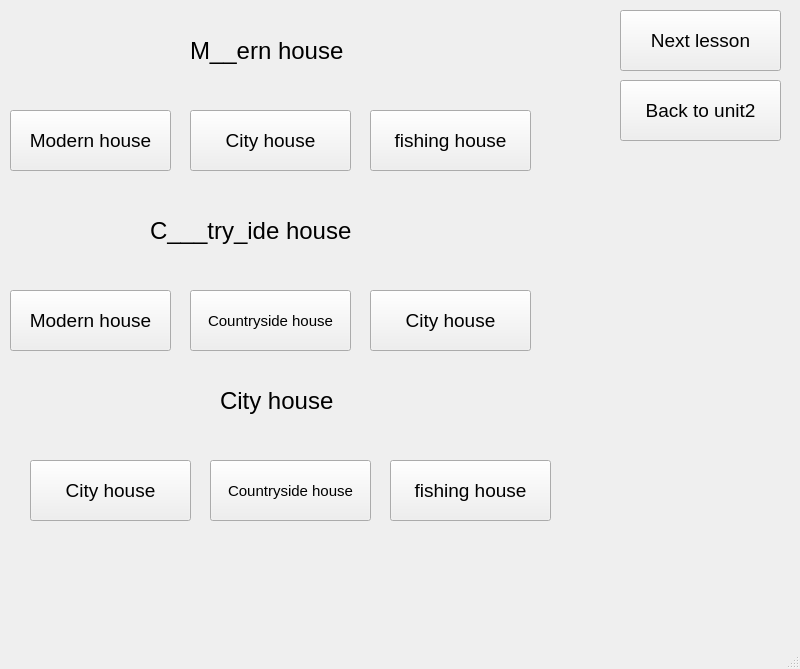
This is SPCK/Gui/house5.ui in trongphuc1/TL-C4K-PTI01- as Qt 5 draws it before an edit. The edited form follows.
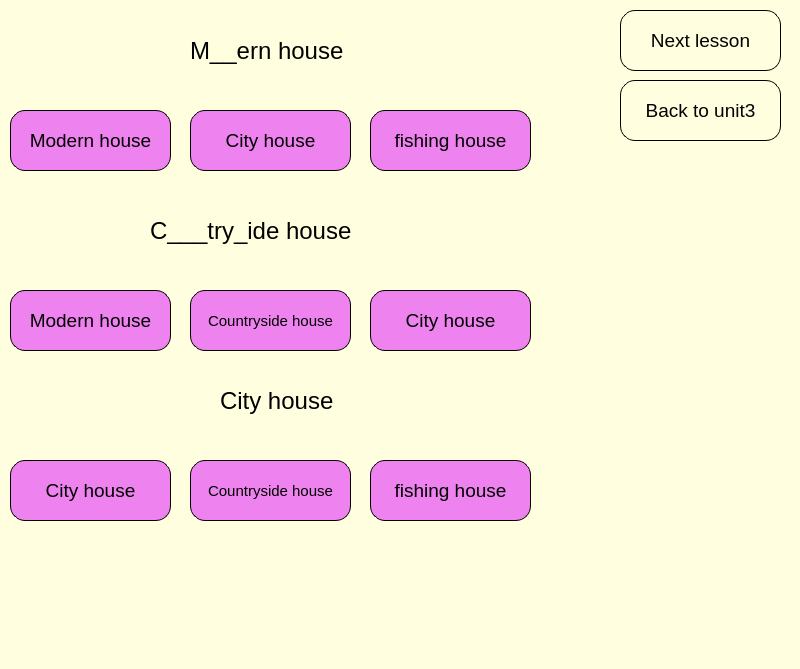
This is the edited form.

What changed in the file:
```diff
--- a/SPCK/Gui/house5.ui
+++ b/SPCK/Gui/house5.ui
@@ -13,6 +13,10 @@
   <property name="windowTitle">
    <string>MainWindow</string>
   </property>
+  <property name="styleSheet">
+   <string notr="true">
+    background-color:lightyellow;</string>
+  </property>
   <widget class="QWidget" name="centralwidget">
    <widget class="QLabel" name="label_4">
     <property name="geometry">
@@ -46,6 +50,12 @@
       <pointsize>14</pointsize>
      </font>
     </property>
+    <property name="styleSheet">
+     <string notr="true">    border-radius: 15px;
+    border: 1px solid black;
+    padding: 5px;
+    background-color:violet;</string>
+    </property>
     <property name="text">
      <string>City house</string>
     </property>
@@ -64,6 +74,12 @@
       <pointsize>14</pointsize>
      </font>
     </property>
+    <property name="styleSheet">
+     <string notr="true">    border-radius: 15px;
+    border: 1px solid black;
+    padding: 5px;
+    background-color:violet;</string>
+    </property>
     <property name="text">
      <string>fishing house</string>
     </property>
@@ -82,6 +98,12 @@
       <pointsize>14</pointsize>
      </font>
     </property>
+    <property name="styleSheet">
+     <string notr="true">    border-radius: 15px;
+    border: 1px solid black;
+    padding: 5px;
+    background-color:violet;</string>
+    </property>
     <property name="text">
      <string>Modern house</string>
     </property>
@@ -100,6 +122,12 @@
       <pointsize>14</pointsize>
      </font>
     </property>
+    <property name="styleSheet">
+     <string notr="true">    border-radius: 15px;
+    border: 1px solid black;
+    padding: 5px;
+    background-color:violet;</string>
+    </property>
     <property name="text">
      <string>City house</string>
     </property>
@@ -118,6 +146,12 @@
       <pointsize>14</pointsize>
      </font>
     </property>
+    <property name="styleSheet">
+     <string notr="true">    border-radius: 15px;
+    border: 1px solid black;
+    padding: 5px;
+    background-color:violet;</string>
+    </property>
     <property name="text">
      <string>Modern house</string>
     </property>
@@ -154,6 +188,12 @@
       <pointsize>11</pointsize>
      </font>
     </property>
+    <property name="styleSheet">
+     <string notr="true">    border-radius: 15px;
+    border: 1px solid black;
+    padding: 5px;
+    background-color:violet;</string>
+    </property>
     <property name="text">
      <string>Countryside house</string>
     </property>
@@ -161,7 +201,7 @@
    <widget class="QPushButton" name="pushButton_12">
     <property name="geometry">
      <rect>
-      <x>390</x>
+      <x>370</x>
       <y>460</y>
       <width>161</width>
       <height>61</height>
@@ -172,6 +212,12 @@
       <pointsize>14</pointsize>
      </font>
     </property>
+    <property name="styleSheet">
+     <string notr="true">    border-radius: 15px;
+    border: 1px solid black;
+    padding: 5px;
+    background-color:violet;</string>
+    </property>
     <property name="text">
      <string>fishing house</string>
     </property>
@@ -179,7 +225,7 @@
    <widget class="QPushButton" name="pushButton_13">
     <property name="geometry">
      <rect>
-      <x>210</x>
+      <x>190</x>
       <y>460</y>
       <width>161</width>
       <height>61</height>
@@ -190,6 +236,12 @@
       <pointsize>11</pointsize>
      </font>
     </property>
+    <property name="styleSheet">
+     <string notr="true">    border-radius: 15px;
+    border: 1px solid black;
+    padding: 5px;
+    background-color:violet;</string>
+    </property>
     <property name="text">
      <string>Countryside house</string>
     </property>
@@ -215,7 +267,7 @@
    <widget class="QPushButton" name="pushButton_14">
     <property name="geometry">
      <rect>
-      <x>30</x>
+      <x>10</x>
       <y>460</y>
       <width>161</width>
       <height>61</height>
@@ -226,6 +278,12 @@
       <pointsize>14</pointsize>
      </font>
     </property>
+    <property name="styleSheet">
+     <string notr="true">    border-radius: 15px;
+    border: 1px solid black;
+    padding: 5px;
+    background-color:violet;</string>
+    </property>
     <property name="text">
      <string>City house</string>
     </property>
@@ -244,6 +302,12 @@
       <pointsize>14</pointsize>
      </font>
     </property>
+    <property name="styleSheet">
+     <string notr="true">    border-radius: 15px;
+    border: 1px solid black;
+    padding: 5px;
+</string>
+    </property>
     <property name="text">
      <string>Next lesson</string>
     </property>
@@ -262,8 +326,14 @@
       <pointsize>14</pointsize>
      </font>
     </property>
+    <property name="styleSheet">
+     <string notr="true">    border-radius: 15px;
+    border: 1px solid black;
+    padding: 5px;
+</string>
+    </property>
     <property name="text">
-     <string>Back to unit2</string>
+     <string>Back to unit3</string>
     </property>
    </widget>
   </widget>
```
Left out of the diff: 22 changed lines with no effect on the pictures.
